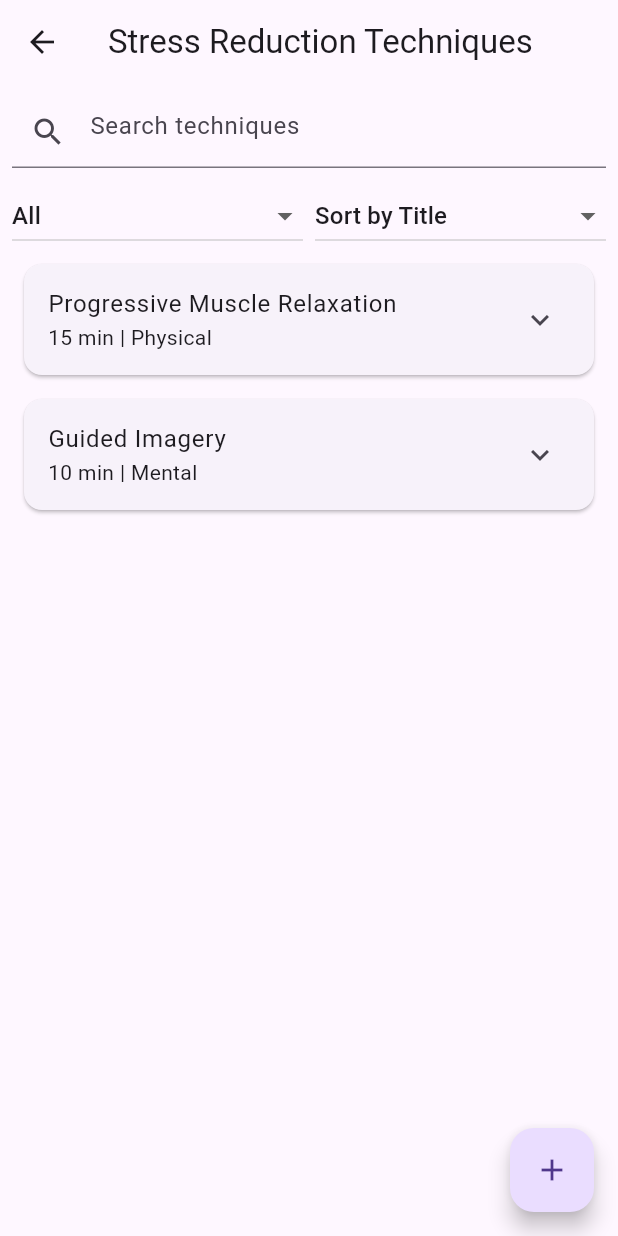
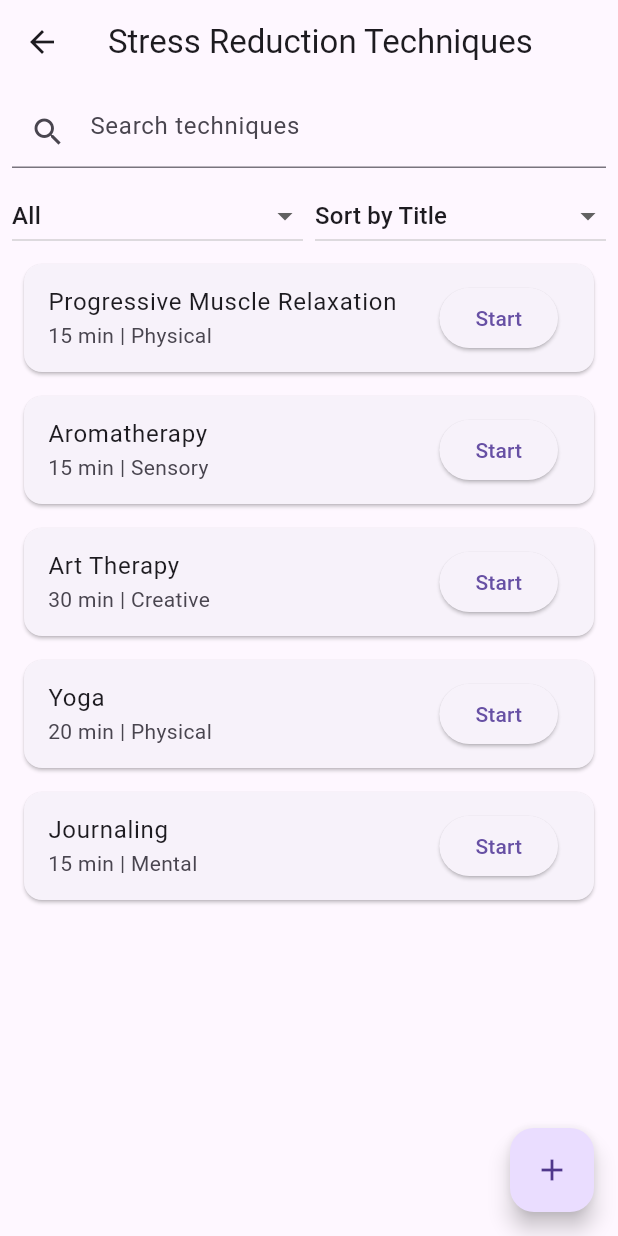
Before and after one commit to JulianH6975/MobileAppProject1, a Flutter app: the StressReductionTechniquesScreen screen opened directly, on a phone screen of 412 x 824 dp. Run offline on Flutter 3.47's test engine with Material 3 defaults, Android fonts, the light colour scheme and no system bars; our stand-ins replace shared_preferences; accounts and stored records are empty.

Commit message:
Add files via upload

```diff
--- a/mobile_app_project_1/lib/stress_reduction_techniques_screen.dart
+++ b/mobile_app_project_1/lib/stress_reduction_techniques_screen.dart
@@ -1,5 +1,5 @@
 import 'package:flutter/material.dart';
-import 'activity_storage.dart';
+import 'technique_instructions_screen.dart';
 
 class StressReductionTechniquesScreen extends StatefulWidget {
   const StressReductionTechniquesScreen({super.key});
@@ -23,20 +23,63 @@ class _StressReductionTechniquesScreenState
         'Start with your toes, tense them for 5 seconds, then relax.',
         'Move up to your calves, tense for 5 seconds, then relax.',
         'Continue this process moving up through your body.',
+        'Repeat this process until you are satisfied',
         'End with tensing and relaxing your facial muscles.',
       ],
     ),
     StressReductionTechnique(
-      title: 'Guided Imagery',
-      description: 'Visualize a peaceful, calming scene or experience.',
-      duration: 10,
+      title: 'Aromatherapy',
+      description:
+          'Use essential oils to promote relaxation and reduce stress.',
+      duration: 15,
+      category: 'Sensory',
+      detailedInstructions: [
+        'Choose a calming essential oil like lavender, chamomile, or ylang-ylang.',
+        'Add a few drops to a diffuser or mix with a carrier oil.',
+        'Find a comfortable spot to sit or lie down.',
+        'Breathe in the aroma deeply for 15 minutes.',
+        'Focus on the scent and how it makes you feel.',
+      ],
+    ),
+    StressReductionTechnique(
+      title: 'Art Therapy',
+      description:
+          'Express your feelings through creative activities to reduce stress.',
+      duration: 30,
+      category: 'Creative',
+      detailedInstructions: [
+        'Gather art supplies (paper, colors, brushes, etc.).',
+        'Set aside 30 minutes of uninterrupted time.',
+        'Start creating without judgment - draw, paint, or sculpt.',
+        'Focus on expressing your emotions through your art.',
+        'Reflect on your creation and how the process made you feel.',
+      ],
+    ),
+    StressReductionTechnique(
+      title: 'Yoga',
+      description:
+          'Combine physical postures, breathing techniques, and meditation.',
+      duration: 20,
+      category: 'Physical',
+      detailedInstructions: [
+        'Start with a few minutes of deep breathing.',
+        'Practice basic yoga poses like mountain pose, child pose, and downward dog.',
+        'Hold each pose for 30 seconds to 1 minute.',
+        'Focus on your breath and body sensations throughout the practice.',
+        'End with a few minutes of relaxation in corpse pose.',
+      ],
+    ),
+    StressReductionTechnique(
+      title: 'Journaling',
+      description: 'Write down your thoughts and feelings to process emotions.',
+      duration: 15,
       category: 'Mental',
       detailedInstructions: [
-        'Find a quiet, comfortable place to sit or lie down.',
-        'Close your eyes and take a few deep breaths.',
-        'Imagine a peaceful scene, like a beach or forest.',
-        'Engage all your senses in the visualization.',
-        'Spend 5-10 minutes immersed in this peaceful imagery.',
+        'Find a quiet place and grab a pen and paper or a digital device.',
+        'Set a timer for 15 minutes.',
+        'Write continuously about your thoughts, feelings, and experiences.',
+        'Don not worry about grammar or structure; just let your thoughts flow.',
+        'After 15 minutes, review what you have written if you would like.',
       ],
     ),
   ];
@@ -169,32 +212,13 @@ class _StressReductionTechniquesScreenState
   Widget _buildTechniqueItem(StressReductionTechnique technique) {
     return Card(
       margin: const EdgeInsets.symmetric(horizontal: 16, vertical: 8),
-      child: ExpansionTile(
+      child: ListTile(
         title: Text(technique.title),
         subtitle: Text('${technique.duration} min | ${technique.category}'),
-        children: [
-          Padding(
-            padding: const EdgeInsets.all(16.0),
-            child: Column(
-              crossAxisAlignment: CrossAxisAlignment.start,
-              children: [
-                Text(technique.description),
-                const SizedBox(height: 8),
-                const Text('Instructions:',
-                    style: TextStyle(fontWeight: FontWeight.bold)),
-                ...technique.detailedInstructions.map((step) => Padding(
-                      padding: const EdgeInsets.only(left: 16.0, top: 4.0),
-                      child: Text('• $step'),
-                    )),
-                const SizedBox(height: 16),
-                ElevatedButton(
-                  onPressed: () => _startTechnique(technique),
-                  child: const Text('Start Technique'),
-                ),
-              ],
-            ),
-          ),
-        ],
+        trailing: ElevatedButton(
+          onPressed: () => _startTechnique(technique),
+          child: const Text('Start'),
+        ),
       ),
     );
   }
@@ -287,12 +311,9 @@ class _StressReductionTechniquesScreenState
   }
 
   void _startTechnique(StressReductionTechnique technique) {
-    ActivityStorage.addActivityFromScreen(
-        'Stress Reduction', 'Started ${technique.title}');
-    // TODO: Implement starting the technique (e.g., navigate to a new screen or show a timer)
-    ScaffoldMessenger.of(context).showSnackBar(
-      SnackBar(content: Text('Started ${technique.title}')),
-    );
+    Navigator.of(context).push(MaterialPageRoute(
+      builder: (context) => TechniqueInstructionsScreen(technique: technique),
+    ));
   }
 }
 
```
Also changed, not shown: mobile_app_project_1/lib/technique_instructions_screen.dart (added, +120 -0 lines), mobile_app_project_1/lib/mood_tracking_screen.dart (line endings or trailing spaces).
